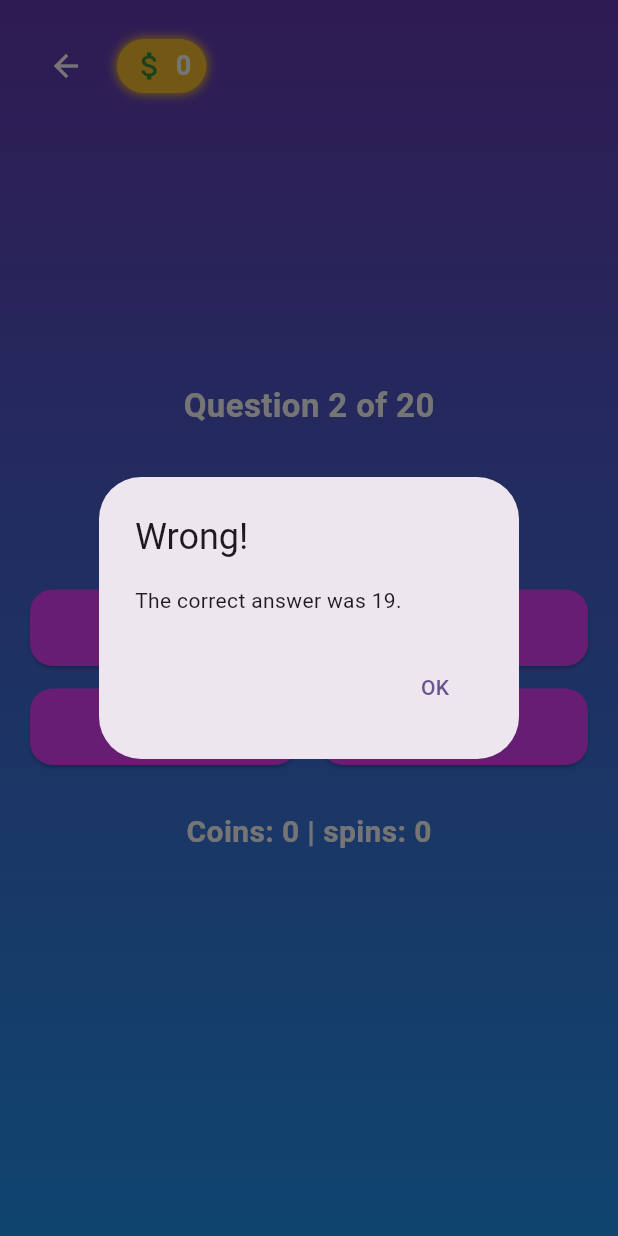
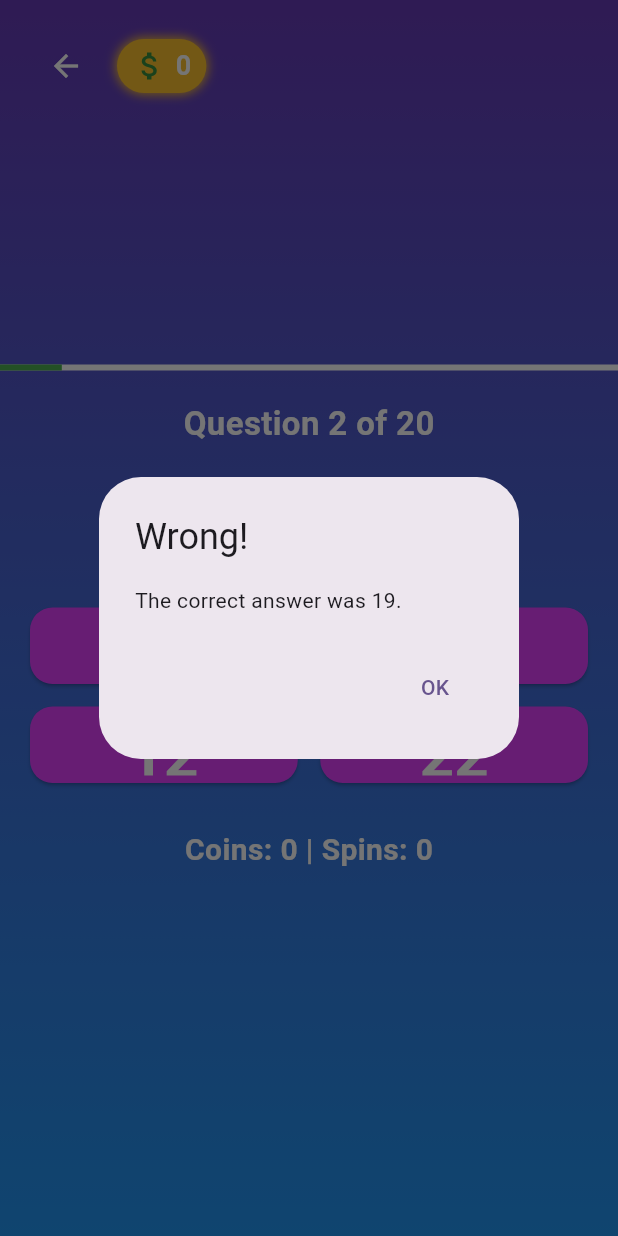
Before and after one commit to libinglim/App-Dev-FBLA-2025, a Flutter app: the QuestionsPage screen opened directly, after a tap on an icon or button, on a phone screen of 412 x 824 dp. Run offline on Flutter 3.47's test engine with Material 3 defaults, Android fonts, the phone set to English and light mode, and no system bars; our stand-ins replace confetti, flutter_fortune_wheel.

Commit message:
fixed questions page

```diff
--- a/app/lib/questions.dart
+++ b/app/lib/questions.dart
@@ -11,31 +11,33 @@ class QuestionsPage extends StatefulWidget {
 }
 
 class _QuestionsPageState extends State<QuestionsPage> {
-  final Random _random = Random();
-  int _currentQuestionIndex = 0;
-  int _correctAnswers = 0;
-  late String _question;
-  late int _correctOption;
-  List<int> _options = [];
+  final Random random = Random();
+
+  int currentQuestionIndex = 0;
+  int correctAnswers = 0;
+  int difficultyLevel = 1;
+  late String question;
+  late int correctOption;
+  late List<int> options;
 
   @override
   void initState() {
     super.initState();
-    _generateQuestion();
+    generateQuestion();
   }
 
-  void _generateQuestion() {
-    int num1 = _random.nextInt(20) + 1;
-    int num2 = _random.nextInt(20) + 1;
-    _correctOption = num1 + num2;
-    _question = '$num1 + $num2 = ?';
-    _options = _generateOptions(_correctOption);
+  void generateQuestion() {
+    int num1 = random.nextInt(20 * difficultyLevel) + 1;
+    int num2 = random.nextInt(20 * difficultyLevel) + 1;
+    correctOption = num1 + num2;
+    question = '$num1 + $num2 = ?';
+    options = generateOptions(correctOption);
   }
 
-  List<int> _generateOptions(int correct) {
+  List<int> generateOptions(int correct) {
     List<int> options = [correct];
     while (options.length < 4) {
-      int option = _random.nextInt(40) + 1;
+      int option = random.nextInt(40 * difficultyLevel) + 1;
       if (!options.contains(option)) {
         options.add(option);
       }
@@ -44,34 +46,37 @@ class _QuestionsPageState extends State<QuestionsPage> {
     return options;
   }
 
-  void _checkAnswer(int selectedOption) {
-    if (selectedOption == _correctOption) {
-      _correctAnswers++;
+  void checkAnswer(int selectedOption) {
+    if (selectedOption == correctOption) {
+      correctAnswers++;
       Globals.coins += 100;
-      if (_correctAnswers % 10 == 0) {
+
+      if (correctAnswers % 5 == 0) {
         Globals.spins++;
-        _showMessage('Congratulations!', 'You earned +1 Spin!');
+        showMessage(
+            'Congratulations!', 'You earned +1 spin and advanced a level!');
+        difficultyLevel++; // Increase difficulty every 5 correct answers
       } else {
-        _showMessage('Correct!', 'You earned 100 coins!');
+        showMessage('Correct!', 'You earned 100 coins!');
       }
     } else {
-      _showMessage('Wrong!', 'The correct answer was $_correctOption.');
+      showMessage('Wrong!', 'The correct answer was $correctOption.');
     }
 
-    if (_currentQuestionIndex < 19) {
+    if (currentQuestionIndex < 19) {
       setState(() {
-        _currentQuestionIndex++;
-        _generateQuestion();
+        currentQuestionIndex++;
+        generateQuestion();
       });
     } else {
-      _showMessage(
+      showMessage(
         'Quiz Completed',
-        'You answered $_correctAnswers out of 20 questions correctly.',
+        'You answered $correctAnswers out of 20 questions correctly.',
       );
     }
   }
 
-  void _showMessage(String title, String content) {
+  void showMessage(String title, String content) {
     showDialog(
       context: context,
       builder: (ctx) => AlertDialog(
@@ -154,8 +159,15 @@ class _QuestionsPageState extends State<QuestionsPage> {
             child: Column(
               mainAxisAlignment: MainAxisAlignment.center,
               children: [
+                // Progress Bar
+                LinearProgressIndicator(
+                  value: (currentQuestionIndex + 1) / 20,
+                  backgroundColor: Colors.white,
+                  valueColor: AlwaysStoppedAnimation<Color>(Colors.green),
+                ),
+                const SizedBox(height: 20),
                 Text(
-                  'Question ${_currentQuestionIndex + 1} of 20',
+                  'Question ${currentQuestionIndex + 1} of 20',
                   style: const TextStyle(
                       fontSize: 22,
                       fontWeight: FontWeight.bold,
@@ -163,7 +175,7 @@ class _QuestionsPageState extends State<QuestionsPage> {
                 ),
                 const SizedBox(height: 20),
                 Text(
-                  _question,
+                  question,
                   style: const TextStyle(
                       fontSize: 40,
                       fontWeight: FontWeight.bold,
@@ -182,10 +194,13 @@ class _QuestionsPageState extends State<QuestionsPage> {
                       mainAxisSpacing: 15,
                       childAspectRatio: 3.5,
                     ),
-                    itemCount: _options.length,
+                    itemCount: options.length,
                     itemBuilder: (context, index) {
-                      return ElevatedButton(
-                        onPressed: () => _checkAnswer(_options[index]),
+                      return AnimatedScale(
+                        scale: 1.0,
+                        duration: const Duration(milliseconds: 300),
+                        child: ElevatedButton(
+                          onPressed: () => checkAnswer(options[index]),
                           style: ElevatedButton.styleFrom(
                             padding: const EdgeInsets.symmetric(vertical: 5),
                             backgroundColor: Colors.purpleAccent,
@@ -194,11 +209,12 @@ class _QuestionsPageState extends State<QuestionsPage> {
                             ),
                           ),
                           child: Text(
-                          '${_options[index]}',
+                            '${options[index]}',
                             style: const TextStyle(
                                 fontSize: 40,
                                 fontWeight: FontWeight.bold,
                                 color: Colors.white),
+                          ),
                         ),
                       );
                     },
@@ -206,7 +222,7 @@ class _QuestionsPageState extends State<QuestionsPage> {
                 ),
                 const SizedBox(height: 30),
                 Text(
-                  'Coins: ${Globals.coins} | spins: ${Globals.spins}',
+                  'Coins: ${Globals.coins} | Spins: ${Globals.spins}',
                   style: const TextStyle(
                       fontSize: 20,
                       fontWeight: FontWeight.bold,
```
Lines whose indentation alone changed are shown as unchanged.
